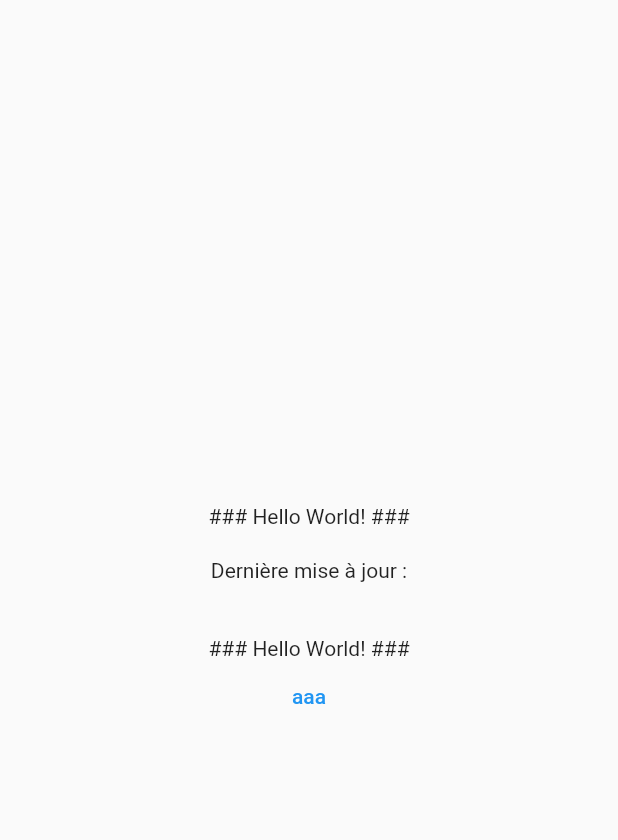
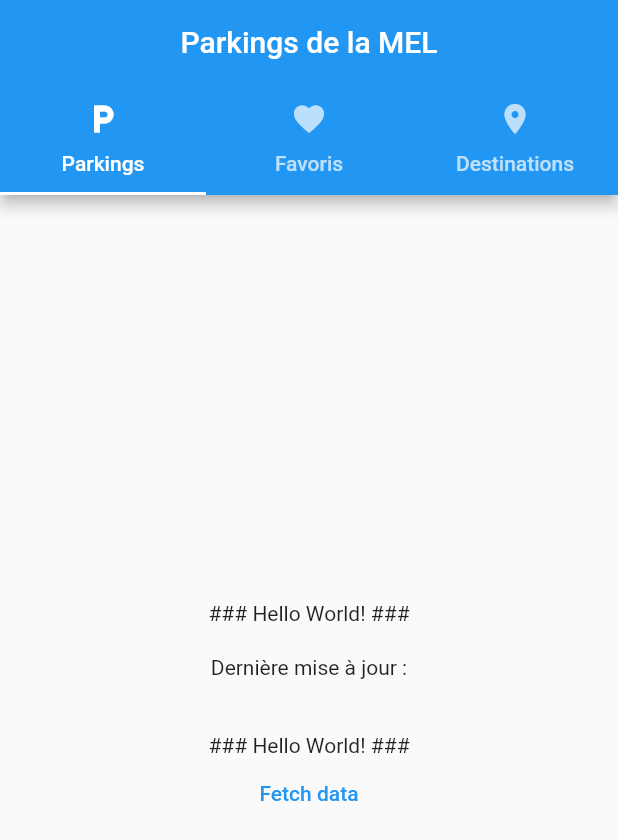
Before and after one commit to antoine-agre/MELParking, a Flutter app: the screen it shows after launch, on a phone screen of 412 x 824 dp. Shown: the top 840 px of the screen. Run offline on Flutter 3.47's test engine with Material 2 defaults, Android fonts, the phone set to English and light mode, and no system bars.

Commit message:
<feat> implement tabs and placeholder ParkingList

```diff
--- a/lib/main.dart
+++ b/lib/main.dart
@@ -1,6 +1,7 @@
 import 'package:flutter/material.dart';
 import 'package:parking/models/Parking.dart';
 import 'package:parking/models/ParkingListModel.dart';
+import 'package:parking/widgets/ParkingList.dart';
 import 'package:provider/provider.dart';
 
 // void main() {
@@ -27,44 +28,31 @@ class MainApp extends StatefulWidget {
 }
 
 class _MainAppState extends State<MainApp> {
-  // const _MainAppState({super.key});
-
   @override
   Widget build(BuildContext context) {
     // AppDataProvider? appDataProvider = AppDataProvider.of(context)!;
 
     return MaterialApp(
-      home: Scaffold(
-        body: Center(
-          child: Consumer<ParkingListModel>(
-            builder: (context, data, child) {
-              return Column(
-                mainAxisAlignment: MainAxisAlignment.center,
-                children: [
-                  Text('### Hello World! ###'),
-                  SizedBox(
-                    height: 20,
-                  ),
-                  Text("Dernière mise à jour :"),
-                  Text(data.lastUpdated),
-                  SizedBox(
-                    height: 20,
-                  ),
-                  for (var parking in data.parkingList)
-                    Text(
-                        "${parking.name} - ${parking.state} - ${parking.emptySpaces} places libres"),
-                  Text('### Hello World! ###'),
-                  TextButton(
-                      onPressed: () {
-                        data.updateData();
-                        // setState(() {
-                        //   appDataProvider.appData.updateData();
-                        // });
-                      },
-                      child: Text("aaa"))
-                ],
-              );
-            },
+      home: DefaultTabController(
+        length: 3,
+        child: Scaffold(
+          appBar: AppBar(
+            title: const Text("Parkings de la MEL"),
+            centerTitle: true,
+            bottom: const TabBar(
+              tabs: [
+                Tab(text: "Parkings", icon: Icon(Icons.local_parking)),
+                Tab(text: "Favoris", icon: Icon(Icons.favorite)),
+                Tab(text: "Destinations", icon: Icon(Icons.place)),
+              ],
+            ),
+          ),
+          body: TabBarView(
+            children: [
+              ParkingList(),
+              ParkingList(),
+              Center(child: Text("Tab 3")),
+            ],
           ),
         ),
       ),
--- /dev/null
+++ b/lib/widgets/ParkingList.dart
@@ -0,0 +1,48 @@
+import 'package:flutter/material.dart';
+import 'package:parking/models/ParkingListModel.dart';
+import 'package:provider/provider.dart';
+
+class ParkingList extends StatefulWidget {
+  const ParkingList({super.key});
+
+  @override
+  State<ParkingList> createState() => _ParkingListState();
+}
+
+class _ParkingListState extends State<ParkingList> {
+  @override
+  Widget build(BuildContext context) {
+    return Consumer<ParkingListModel>(
+      builder: (context, data, child) {
+        return Center(
+          child: Column(
+            mainAxisAlignment: MainAxisAlignment.center,
+            children: [
+              const Text('### Hello World! ###'),
+              const SizedBox(
+                height: 20,
+              ),
+              const Text("Dernière mise à jour :"),
+              Text(data.lastUpdated),
+              const SizedBox(
+                height: 20,
+              ),
+              for (var parking in data.parkingList)
+                Text(
+                    "${parking.name} - ${parking.state} - ${parking.emptySpaces} places libres"),
+              Text('### Hello World! ###'),
+              TextButton(
+                  onPressed: () {
+                    data.updateData();
+                    // setState(() {
+                    //   appDataProvider.appData.updateData();
+                    // });
+                  },
+                  child: Text("Fetch data"))
+            ],
+          ),
+        );
+      },
+    );
+  }
+}
```
